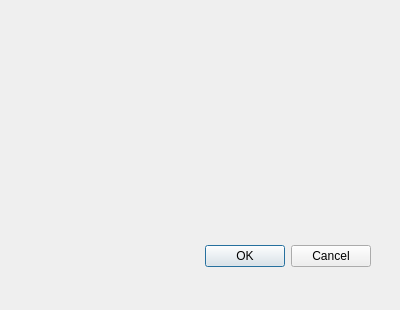
Qt form tools/SSTWorkbench/DialogParametersConfig.ui (sstsimulator/sst-workbench) before a commit.
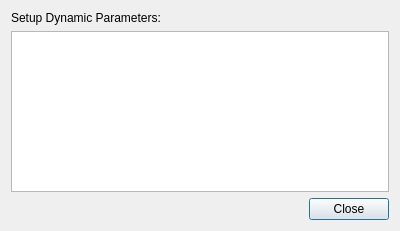
The same form after that commit.

Commit message: Finalize changes for dynamic parameters

Patch:
```diff
--- a/tools/SSTWorkbench/DialogParametersConfig.ui
+++ b/tools/SSTWorkbench/DialogParametersConfig.ui
@@ -7,28 +7,68 @@
     <x>0</x>
     <y>0</y>
     <width>400</width>
-    <height>310</height>
+    <height>231</height>
    </rect>
   </property>
   <property name="windowTitle">
    <string>Dialog</string>
   </property>
-  <widget class="QDialogButtonBox" name="buttonBox">
-   <property name="geometry">
-    <rect>
-     <x>30</x>
-     <y>240</y>
-     <width>341</width>
-     <height>32</height>
-    </rect>
-   </property>
-   <property name="orientation">
-    <enum>Qt::Horizontal</enum>
-   </property>
-   <property name="standardButtons">
-    <set>QDialogButtonBox::Cancel|QDialogButtonBox::Ok</set>
-   </property>
-  </widget>
+  <layout class="QVBoxLayout" name="verticalLayout">
+   <item>
+    <layout class="QVBoxLayout" name="verticalLayout_2">
+     <item>
+      <widget class="QLabel" name="SetDynamicParametersTitle">
+       <property name="text">
+        <string>Setup Dynamic Parameters:</string>
+       </property>
+      </widget>
+     </item>
+     <item>
+      <widget class="QTableWidget" name="TableWidget_DynParameters">
+       <property name="frameShape">
+        <enum>QFrame::StyledPanel</enum>
+       </property>
+       <property name="frameShadow">
+        <enum>QFrame::Sunken</enum>
+       </property>
+       <property name="lineWidth">
+        <number>1</number>
+       </property>
+       <attribute name="verticalHeaderVisible">
+        <bool>false</bool>
+       </attribute>
+      </widget>
+     </item>
+     <item>
+      <layout class="QHBoxLayout" name="horizontalLayout_2"/>
+     </item>
+    </layout>
+   </item>
+   <item>
+    <layout class="QHBoxLayout" name="horizontalLayout_1">
+     <item>
+      <spacer name="horizontalSpacer_1">
+       <property name="orientation">
+        <enum>Qt::Horizontal</enum>
+       </property>
+       <property name="sizeHint" stdset="0">
+        <size>
+         <width>40</width>
+         <height>20</height>
+        </size>
+       </property>
+      </spacer>
+     </item>
+     <item>
+      <widget class="QPushButton" name="CloseBtn">
+       <property name="text">
+        <string>Close</string>
+       </property>
+      </widget>
+     </item>
+    </layout>
+   </item>
+  </layout>
  </widget>
  <resources/>
  <connections>
```
Left out of the diff: 35 changed lines with no effect on the pictures. The commit also changes 7 other files.
